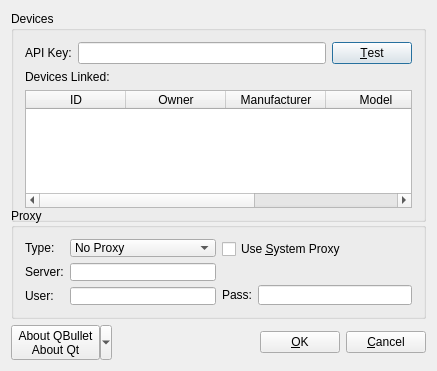
Old version of the form settings.ui in the repository liquidbrains/QBullet.
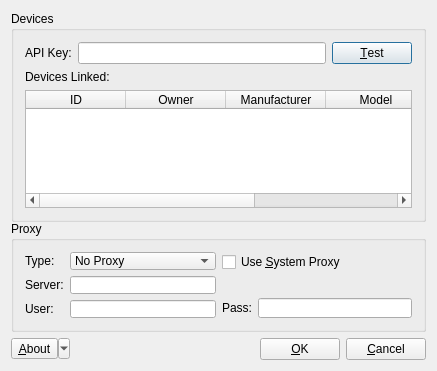
New version of the form. Icons and pictures are not drawn.

What changed in the file:
```diff
--- a/settings.ui
+++ b/settings.ui
@@ -255,8 +255,7 @@
      <item>
       <widget class="QToolButton" name="toolButton">
        <property name="text">
-        <string>About QBullet
-About Qt</string>
+        <string>&amp;About</string>
        </property>
        <property name="popupMode">
         <enum>QToolButton::MenuButtonPopup</enum>
```
Left out of the diff: 2 changed lines with no effect on the pictures.
